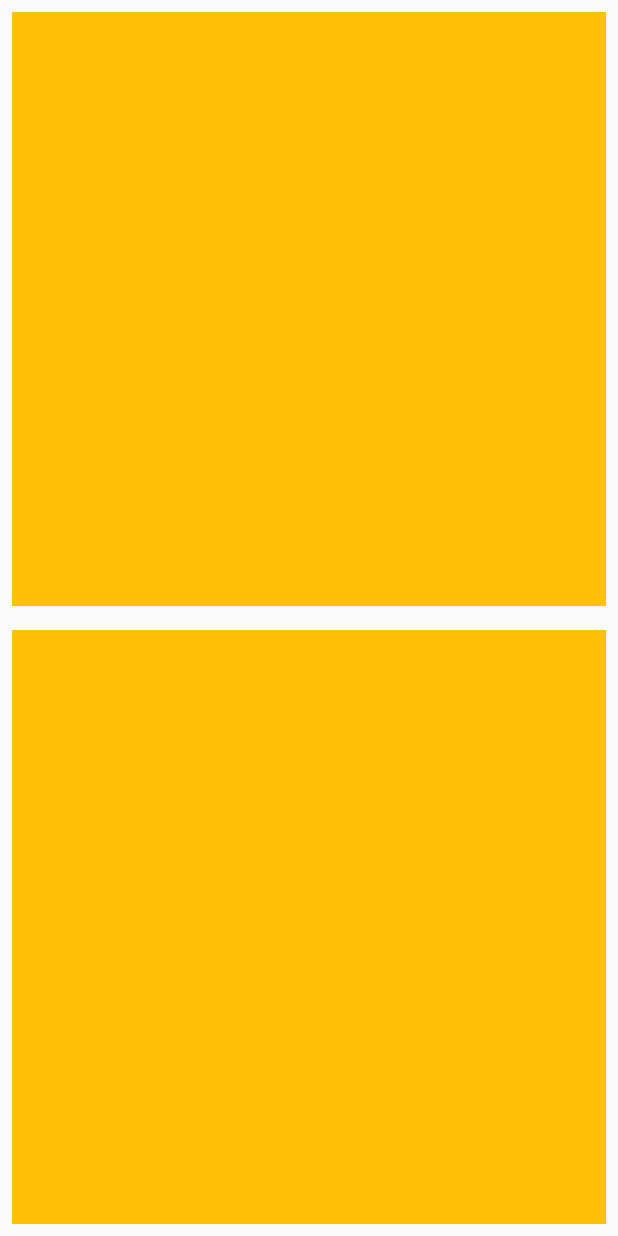
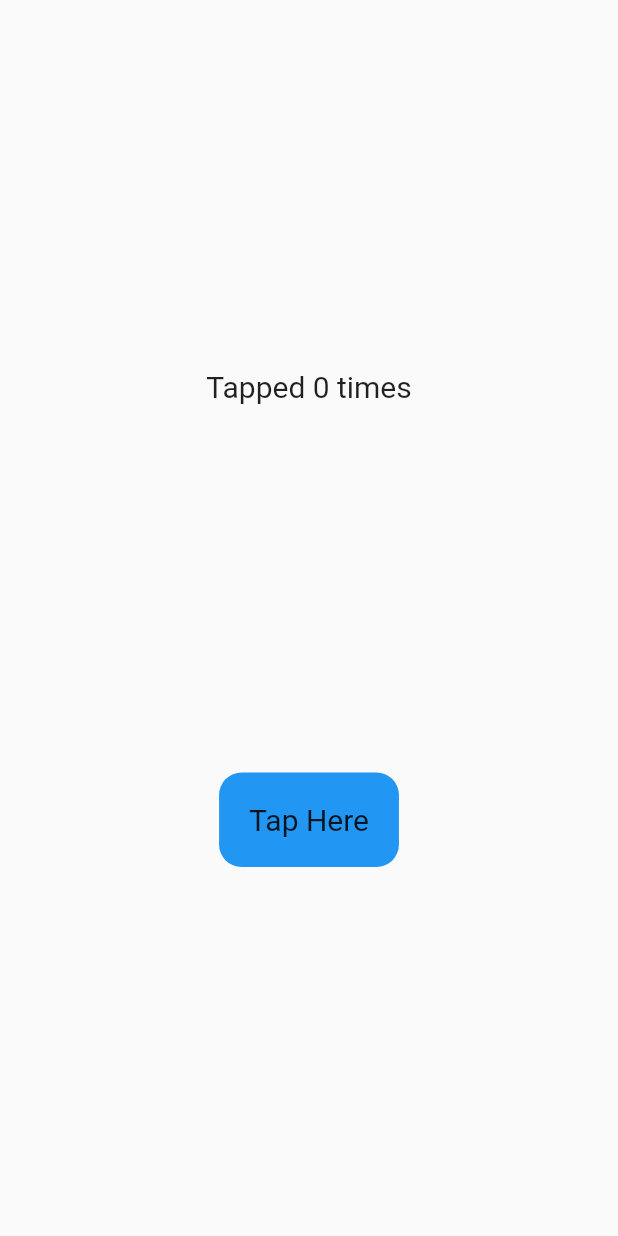
Before and after one commit to Dushani-Ranasinghe/my_first_flutter_app, a Flutter app: the screen it shows after launch, on a phone screen of 412 x 824 dp. Run offline on Flutter 3.47's test engine with Material 2 defaults, Android fonts, the phone set to English and light mode, and no system bars.

```diff
--- a/lib/main.dart
+++ b/lib/main.dart
@@ -17,24 +17,52 @@ class MyApp extends StatelessWidget {
   }
 }
 
-class HomePage extends StatelessWidget {
+class HomePage extends StatefulWidget {
+  @override
+  State<HomePage> createState() => _HomePageState();
+}
+
+class _HomePageState extends State<HomePage> {
   // final List _posts = ['post 1', 'post 2', 'post 3', 'post 4'];
-  // final List _stories = ['story1', 'story 2', 'story 3', 'story 4', 'story 5'];
+
+  //variable
+  int number = 0;
+  //method
+  void increaseNum(){
+    setState(() {
+      number++;
+    });
+  }
+
   @override
   Widget build(BuildContext context) {
     return Scaffold(
         // appBar: AppBar(title: Text("Header")),
-        body: GridView.builder(itemCount: 5,gridDelegate: SliverGridDelegateWithFixedCrossAxisCount(crossAxisCount: 1), itemBuilder: (context, index) {
-          return Padding(
-            padding: const EdgeInsets.all(8.0),
+        body: Center(
+      child: Column(
+        mainAxisAlignment: MainAxisAlignment.spaceEvenly,
+        children: [
+          Text(
+            "Tapped $number times",
+            style: TextStyle(fontSize: 20),
+          ),
+          GestureDetector(
+            onTap: increaseNum,
             child: Container(
-              width: 100,
-              height: 100,
-              color: Colors.amber,
+              padding: EdgeInsets.all(20),
+              decoration: BoxDecoration(
+                borderRadius: BorderRadius.circular(15),
+                color: Colors.blue,
+              ),
+              child: Text(
+                "Tap Here",
+                style: TextStyle(fontSize: 20),
+              ),
             ),
-          );
-
-        }));
+          ),
+        ],
+      ),
+    ));
   }
 }
 
```
